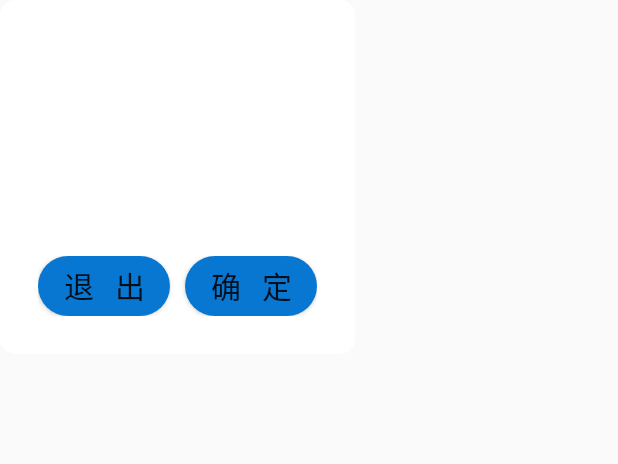
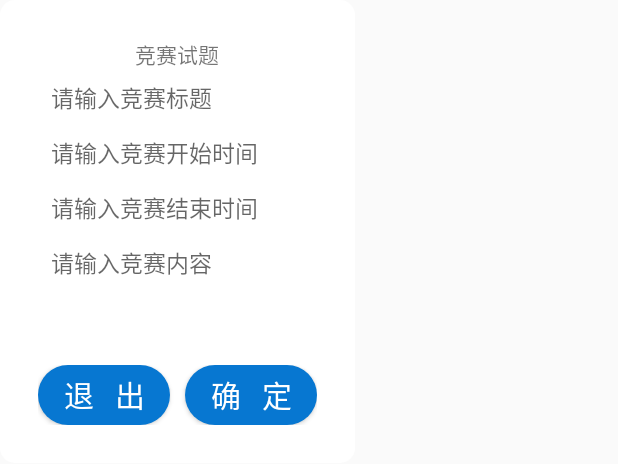
Before and after one commit to zhoujf2014/CompetitionTeacher, an Android app: the layout view_add_competition.xml on its own in the app's theme, with its tools: preview values and no code run, on a phone screen of 412 x 824 dp. Shown: the top 464 px of the screen. Run offline under Robolectric (Android 15) with nearby library versions, the phone set to English and light mode, and no system bars.

Commit message:
增加天加试题功能

```diff
--- a/app/src/main/java/com/gtafe/competitionteacher/Constant.java
+++ b/app/src/main/java/com/gtafe/competitionteacher/Constant.java
@@ -7,4 +7,5 @@ public class Constant {
     public static final String USER = "user";
     public static final String MANAGEDATA = "managedata";
     public static  String SN = "1121";
+    public static final String CompetitionBean = "competitionbean";
 }
--- a/app/src/main/res/layout/view_add_competition.xml
+++ b/app/src/main/res/layout/view_add_competition.xml
@@ -7,21 +7,32 @@
     android:padding="25dp">
 
     <TextView
-        android:id="@+id/view_comfir_title"
+        android:text="竞赛试题"
+        android:id="@+id/view_title"
         android:layout_width="wrap_content"
         android:layout_height="wrap_content"
-        android:layout_gravity="center_horizontal"
-       />
+        android:layout_gravity="center_horizontal" />
 
-    <TextView
-        android:id="@+id/view_comfir_msg"
-        android:layout_width="wrap_content"
-        android:layout_height="wrap_content"
-        android:layout_gravity="center_horizontal"
-        android:layout_marginTop="35dp"
+    <EditText
+        android:id="@+id/view_competiton_title"
+        style="@style/view_et_bg"
+        android:hint="请输入竞赛标题" />
 
-        android:textColor="@color/textcolor"
-        android:textSize="30sp" />
+    <EditText
+        android:id="@+id/view_competiton_time_start"
+        style="@style/view_et_bg"
+        android:hint="请输入竞赛开始时间" />
+
+    <EditText
+        android:id="@+id/view_competiton_time_end"
+        style="@style/view_et_bg"
+        android:hint="请输入竞赛结束时间" />
+
+    <EditText
+        android:id="@+id/view_competiton_time_des"
+        style="@style/view_et_bg"
+        android:layout_weight="1"
+        android:hint="请输入竞赛内容" />
 
 
     <LinearLayout
@@ -37,6 +48,7 @@
             android:layout_height="@dimen/bt_login_height"
             android:background="@drawable/selector_bg_login_confir"
             android:text="退   出"
+            android:textColor="@color/white"
             android:textSize="20sp" />
 
         <Button
@@ -46,6 +58,8 @@
             android:layout_marginLeft="10dp"
             android:background="@drawable/selector_bg_login_confir"
             android:text="确   定"
+            android:textColor="@color/white"
             android:textSize="20sp" />
     </LinearLayout>
+
 </LinearLayout>
--- a/app/src/main/res/layout/view_comfir.xml
+++ b/app/src/main/res/layout/view_comfir.xml
@@ -7,6 +7,7 @@
     android:padding="25dp">
 
     <TextView
+        android:gravity="center"
         android:id="@+id/view_comfir_title"
         android:layout_width="wrap_content"
         android:layout_height="wrap_content"
@@ -16,7 +17,9 @@
     <TextView
         android:id="@+id/view_comfir_msg"
         android:layout_width="wrap_content"
-        android:layout_height="wrap_content"
+        android:layout_height="0dp"
+        android:gravity="center"
+        android:layout_weight="1"
         android:layout_gravity="center_horizontal"
         android:layout_marginTop="35dp"
 
--- a/app/src/main/res/values/styles.xml
+++ b/app/src/main/res/values/styles.xml
@@ -22,4 +22,14 @@
 
     </style>
 
+    <style name="view_et_bg">
+        <item name="android:background">@drawable/bg_et_wifi</item>
+        <item name="android:layout_width">match_parent</item>
+        <item name="android:layout_margin">3dp</item>
+        <item name="android:paddingLeft">5dp</item>
+        <item name="android:layout_height">@dimen/wificonnect_height</item>
+        <item name="android:textSize">15sp</item>
+
+    </style>
+
 </resources>
```
Also changed, not shown: app/src/main/java/com/gtafe/competitionteacher/GtaAddCompetitonDialog.java (+34 -17 lines), app/src/main/java/com/gtafe/competitionteacher/MainActivity.java (+40 -1 lines), competitionlib/src/main/java/com/gtafe/competitionlib/ManageDataBean.java (+24 -6 lines).
